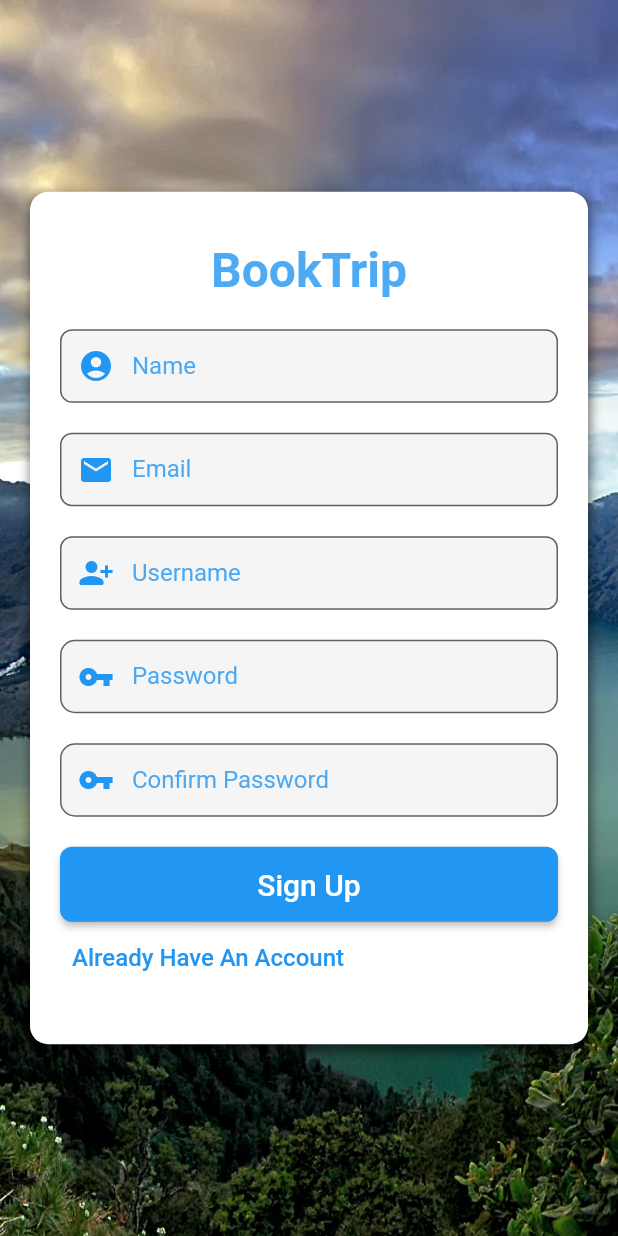
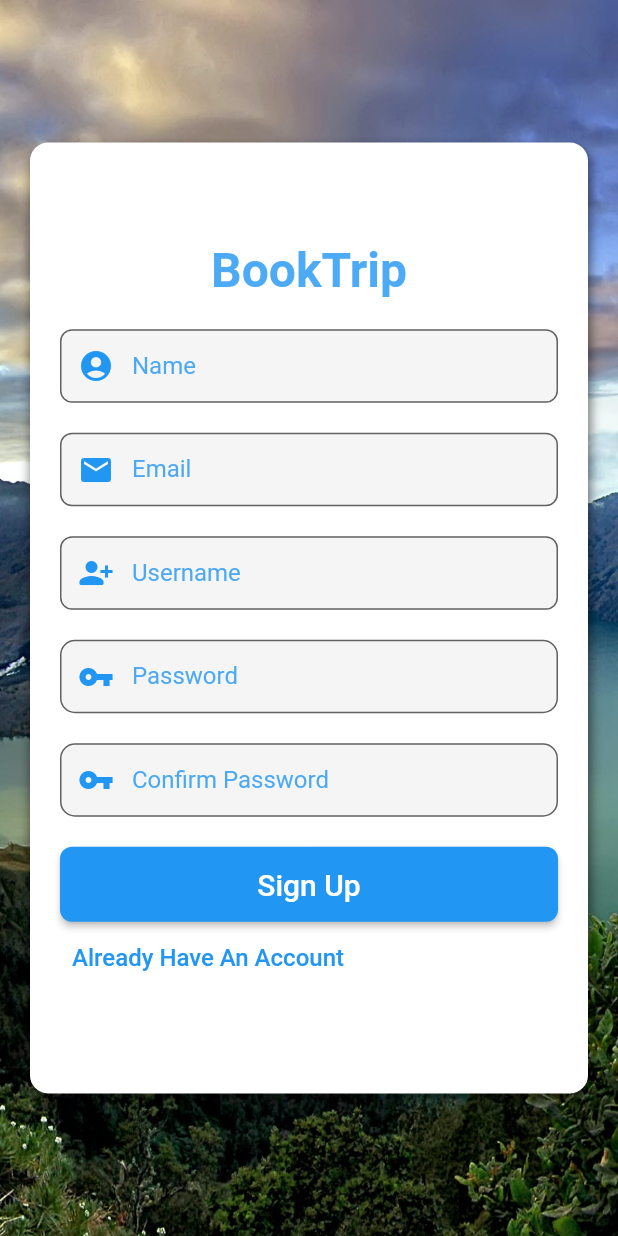
Before and after one commit to BookTripABP/BookTrip-APP, a Flutter app: the NewRegister screen opened directly, on a phone screen of 412 x 824 dp. Run offline on Flutter 3.47's test engine with Material 2 defaults, Android fonts, the phone set to English and light mode, and no system bars; our stand-ins replace cloud_firestore, dio, firebase_auth, firebase_core, firebase_database, fluttertoast; accounts and stored records are empty.

Commit message:
third commit

```diff
--- a/lib/screen/home/body.dart
+++ b/lib/screen/home/body.dart
@@ -32,7 +32,7 @@ class Body extends StatelessWidget {
             ),
             featuredTimeline(),
             titlewithoutmore(title: "Feedbacks"),
-            review_user()
+            review_user(),
           ],
         ),
       ),
--- a/lib/screen/landing/register.dart
+++ b/lib/screen/landing/register.dart
@@ -56,7 +56,7 @@ class _NewRegisterState extends State<NewRegister> {
                     padding: const EdgeInsets.only(
                         left: kDefaultPadding, right: kDefaultPadding),
                     child: Container(
-                      height: MediaQuery.of(context).size.height / 1.45,
+                      height: MediaQuery.of(context).size.height / 1.3,
                       decoration: BoxDecoration(
                           color: Colors.white,
                           boxShadow: [
```
Also changed, not shown: lib/constant.dart (line endings or trailing spaces).
